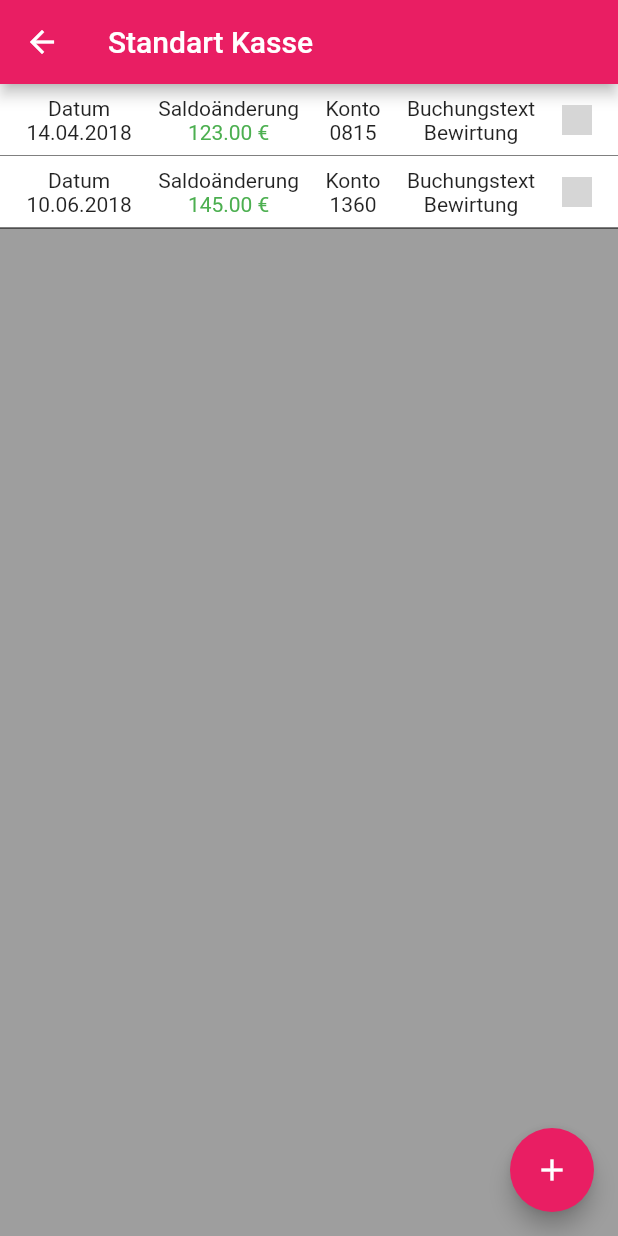
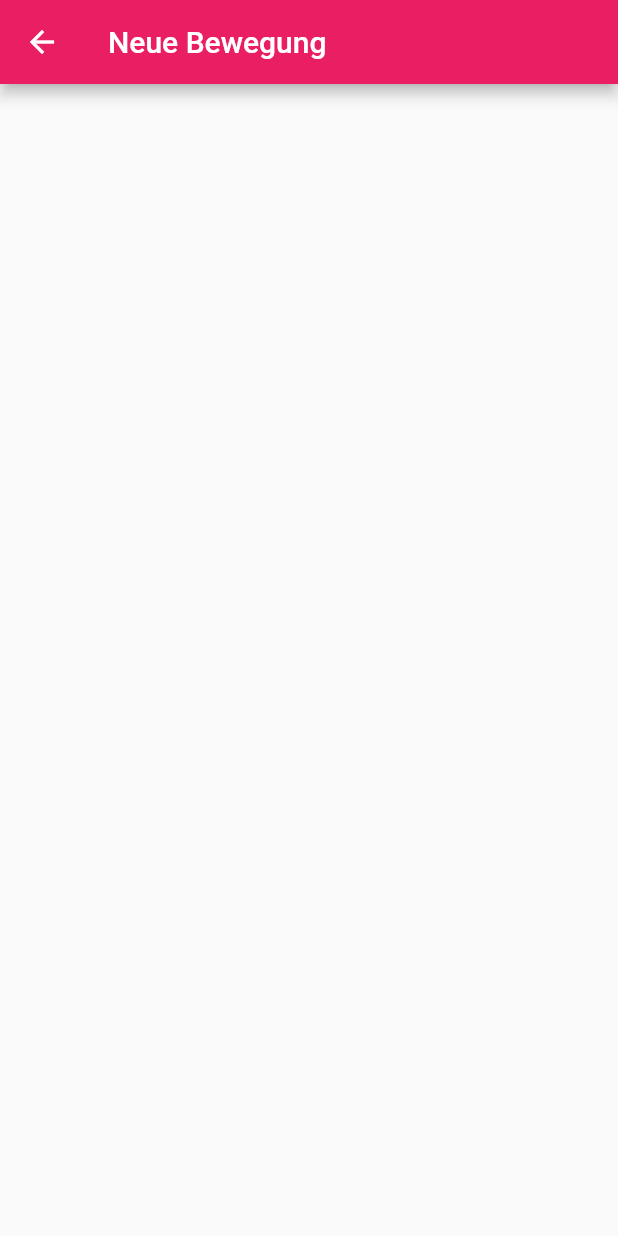
Before and after one commit to ThomasKozsir/kassenbuch_app_flutter, a Flutter app: the KassenBewegungen screen opened by its route, after a tap on the "add" icon, on a phone screen of 412 x 824 dp. Run offline on Flutter 3.47's test engine with Material 2 defaults, Android fonts, the phone set to English and light mode, and no system bars; grey boxes are pictures that could not be loaded.

Commit message:
Riesiges Update: - neu: Abmeldebutton und Kanzlei Info im Menu - neu: Anzeige von Mandanten und Web-Kassen - neu: Auflistung von getätigten Transaktionen einer Kasse

```diff
--- a/lib/KassenBewegungen.dart
+++ b/lib/KassenBewegungen.dart
@@ -39,9 +39,12 @@ class KassenBewegungenState extends State<KassenBewegungen> {
           ),
         ),
       floatingActionButton: new FloatingActionButton(
-          onPressed: (){},
+          onPressed: (){
+            Navigator.pushNamed(context, "/NeueTransaktionsPage");
+          },
         backgroundColor: Colors.pink,
         foregroundColor: Colors.white,
+        heroTag: "fabToBackground",
         child: new Icon(Icons.add),
           ),
 
@@ -67,9 +70,12 @@ class KassenBewegungenState extends State<KassenBewegungen> {
         "0815", "19.00 %", "180", "2010", "Bewirtung", true);
     Transaktion t2 = new Transaktion("10.06.2018", "0000002", "145.00 €",
         "1360", "7.00 %", "-", "-", "Bewirtung", false);
+    Transaktion t3 = new Transaktion("14.06.2018", "0000003", "23.00 €",
+        "1360", "19.00 %", "-", "-", "Bewirtung", false);
 
     liste.add(t1);
     liste.add(t2);
+    liste.add(t3);
 
     return liste;
   }
--- /dev/null
+++ b/lib/NeueTransaktionsPage.dart
@@ -0,0 +1,31 @@
+import 'package:flutter/material.dart';
+import 'package:flutter/widgets.dart';
+
+class NeueTransaktionsPage extends StatefulWidget{
+  @override
+  State<StatefulWidget> createState() {
+    return new NeueTransaktionsPageState();
+  }
+
+}
+
+class NeueTransaktionsPageState extends State<NeueTransaktionsPage> {
+  @override
+  Widget build(BuildContext context) {
+    return new Scaffold(
+      appBar: new AppBar(
+        title: new Text("Neue Bewegung"),
+      ),
+      body: new Hero(
+        tag: "fabToBackground",
+        child: new Container(
+          child: new Column(
+            children: <Widget>[
+
+            ],
+          ),
+        ),
+      ),
+    );
+  }
+}
--- a/lib/Widgets/OverviewDrawerItem.dart
+++ b/lib/Widgets/OverviewDrawerItem.dart
@@ -17,7 +17,8 @@ class OverviewDrawerItem extends StatelessWidget{
           if(_nextPage != "/Login")
             Navigator.pushNamed(context, _nextPage);
           else{
-            Navigator.popUntil(context, ModalRoute.withName('LoginPage'));
+            Navigator.pop(context);
+            Navigator.pop(context);
           }
         },
         child: new Row(
--- a/lib/main.dart
+++ b/lib/main.dart
@@ -2,6 +2,7 @@ import 'package:flutter/material.dart';
 import 'package:kassenbuch_app/KassenBewegungen.dart';
 import 'package:kassenbuch_app/KassenbuchPage.dart';
 import 'package:kassenbuch_app/LoginPage.dart';
+import 'package:kassenbuch_app/NeueTransaktionsPage.dart';
 import 'package:kassenbuch_app/Overview.dart';
 
 void main() => runApp(new KassenbuchApp());
@@ -23,6 +24,7 @@ class KassenbuchApp extends StatelessWidget {
         '/Login': (_)=> new LoginPage(),
         '/Kassenbuch':(_)=> new KassenbuchPage(),
         '/KassenBewegungen': (_)=> new KassenBewegungen("Standart Kasse"),
+        '/NeueTransaktionsPage': (_)=> new NeueTransaktionsPage(),
       },
     );
   }
```
